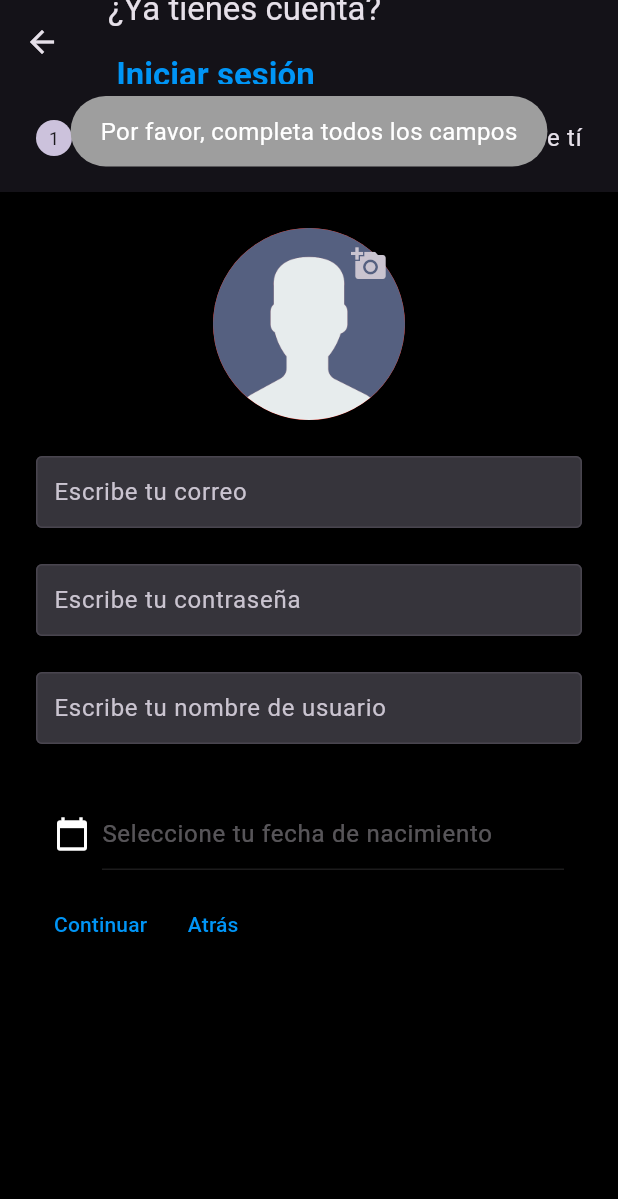
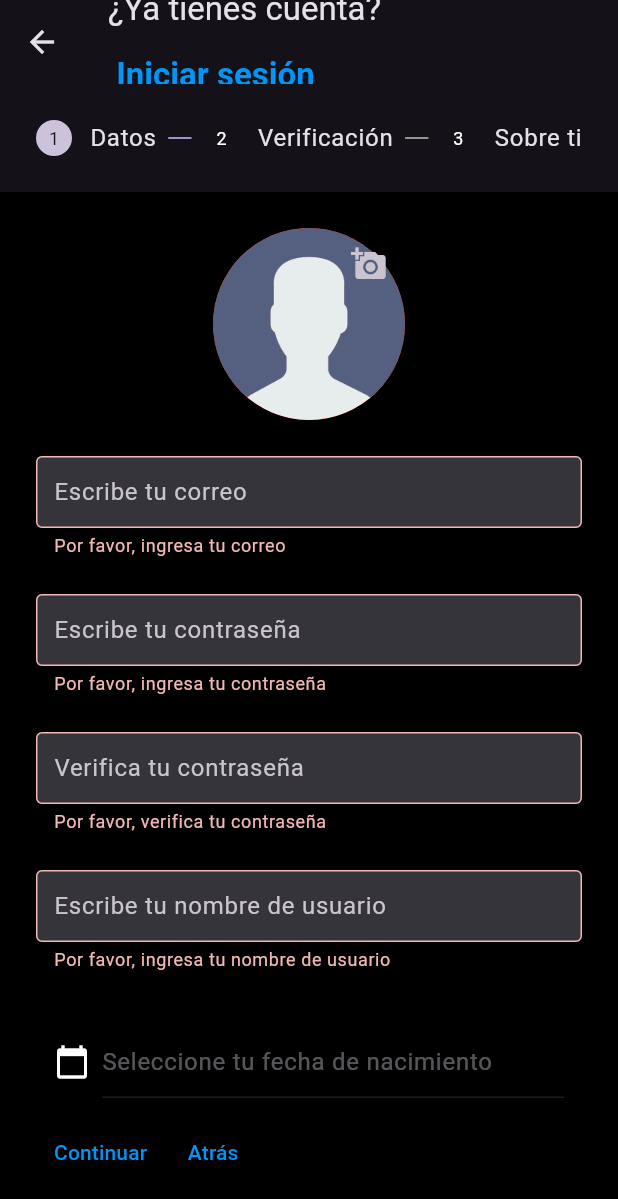
Before and after one commit to christianTDConsulting/frontend_firtmatch_flutter, a Flutter app: the RegisterScreen screen opened directly, after a tap on "Continuar", on a phone screen of 412 x 824 dp. Shown: the top 1199 px of the screen. Run offline on Flutter 3.47's test engine with Material 3 defaults, Android fonts, the phone set to English and light mode, and no system bars; our stand-ins replace flutter_rating_bar, fluttertoast, image_picker, jwt_decoder, like_button, shared_preferences; accounts and stored records are empty.

Commit message:
Progreso register

```diff
--- /dev/null
+++ b/lib/models/preferences.dart
@@ -0,0 +1,129 @@
+import 'package:flutter/material.dart';
+
+// Base class for preferences
+abstract class PreferenceOption<T> {
+  Widget buildWidget(
+      BuildContext context, T? currentValue, void Function(T?) onChanged);
+}
+
+// Specific class for checkbox behavior
+class CheckboxPreference extends PreferenceOption<bool> {
+  final String title;
+  final bool value;
+
+  CheckboxPreference({required this.title, this.value = false});
+
+  @override
+  Widget buildWidget(BuildContext context, bool? currentValue,
+      void Function(bool?) onChanged) {
+    return CheckboxListTile(
+      title: Text(title),
+      value:
+          currentValue ?? false, // asegurándose de que currentValue no sea nulo
+      onChanged: onChanged,
+    );
+  }
+}
+
+// Specific class for radio button behavior
+class RadioPreference<T> extends PreferenceOption<T> {
+  final String title;
+  final T value;
+
+  RadioPreference({required this.title, required this.value});
+
+  @override
+  Widget buildWidget(
+      BuildContext context, T? currentValue, void Function(T?) onChanged) {
+    return RadioListTile<T>(
+      title: Text(title),
+      value: value,
+      groupValue: currentValue,
+      onChanged: onChanged,
+    );
+  }
+}
+
+//CLASE USANDO CHECK BOX
+class PreferencesCheckboxesWidget extends StatefulWidget {
+  final List<CheckboxPreference> options;
+
+  PreferencesCheckboxesWidget({Key? key, required this.options})
+      : super(key: key);
+
+  @override
+  _PreferencesCheckboxesWidgetState createState() =>
+      _PreferencesCheckboxesWidgetState();
+}
+
+class _PreferencesCheckboxesWidgetState
+    extends State<PreferencesCheckboxesWidget> {
+  late Map<String, bool> _checkboxStates;
+
+  @override
+  void initState() {
+    super.initState();
+    _checkboxStates = Map.fromIterable(widget.options,
+        key: (option) => option.title, value: (option) => option.value);
+  }
+
+  @override
+  Widget build(BuildContext context) {
+    return Column(
+      children: widget.options.map((option) {
+        return CheckboxListTile(
+          title: Text(option.title),
+          value: _checkboxStates[option.title],
+          onChanged: (bool? newValue) {
+            setState(() {
+              _checkboxStates[option.title] = newValue!;
+            });
+          },
+        );
+      }).toList(),
+    );
+  }
+}
+
+//CLASE USANDO RADIO BUTTONS
+class PreferencesRadioButtonsWidget<T> extends StatefulWidget {
+  final List<RadioPreference<T>> options;
+  final T initialValue;
+
+  PreferencesRadioButtonsWidget(
+      {Key? key, required this.options, required this.initialValue})
+      : super(key: key);
+
+  @override
+  _PreferencesRadioButtonsWidgetState<T> createState() =>
+      _PreferencesRadioButtonsWidgetState<T>();
+}
+
+class _PreferencesRadioButtonsWidgetState<T>
+    extends State<PreferencesRadioButtonsWidget<T>> {
+  late T _currentValue;
+
+  @override
+  void initState() {
+    super.initState();
+    _currentValue = widget.initialValue;
+  }
+
+  @override
+  Widget build(BuildContext context) {
+    return Column(
+      children: widget.options.map((option) {
+        return RadioListTile<T>(
+          title: Text(option.title),
+          value: option.value,
+          groupValue: _currentValue,
+          onChanged: (T? newValue) {
+            setState(() {
+              _currentValue = newValue!;
+            });
+          },
+        );
+      }).toList(),
+    );
+  }
+}
--- a/lib/screens/shared/register_screen.dart
+++ b/lib/screens/shared/register_screen.dart
@@ -1,14 +1,15 @@
 import 'dart:typed_data';
 
-import 'package:fit_match/widget/custom_button.dart';
+import 'package:fit_match/models/preferences.dart';
 import 'package:flutter/material.dart';
-import 'package:email_auth/email_auth.dart';
+
 import 'package:flutter/services.dart';
 import 'package:image_picker/image_picker.dart';
 import 'package:fit_match/utils/colors.dart';
-import 'package:fit_match/utils/dimensions.dart';
+
 import 'package:fit_match/utils/utils.dart';
 import 'package:fit_match/widget/date_picker.dart';
+import 'package:fit_match/widget/preferences_section.dart';
 import 'package:fit_match/widget/text_field_input.dart';
 import 'package:fit_match/screens/shared/login_screen.dart';
 
@@ -20,14 +21,13 @@ class RegisterScreen extends StatefulWidget {
 }
 
 class _RegisterScreenState extends State<RegisterScreen> {
+  final _formKey = GlobalKey<FormState>();
   final _emailController = TextEditingController();
   final _pswController = TextEditingController();
+  final _verifyPswController = TextEditingController();
   final _usernameController = TextEditingController();
   final _dobController = TextEditingController();
   final _otpController = TextEditingController();
-
-  final _emailAuth = EmailAuth(sessionName: "Fit-Match");
-  final _formKey = GlobalKey<FormState>();
 
   bool _isLoading = false;
   Uint8List? _image;
@@ -37,22 +37,22 @@ class _RegisterScreenState extends State<RegisterScreen> {
   void dispose() {
     _emailController.dispose();
     _pswController.dispose();
+    _verifyPswController.dispose();
     _usernameController.dispose();
     _dobController.dispose();
     _otpController.dispose();
+
     super.dispose();
   }
 
-  Future<void> _sendOTP() async {
-    bool result = await _emailAuth.sendOtp(
-        recipientMail: _emailController.text, otpLength: 4);
-    print(result ? "OTP sent successfully" : "Failed to send OTP");
+  Future<bool> _sendOTP() async {
+    return true; //se envia el OTP no esta implementado
   }
 
   Future<void> _verifyOTP() async {
     setState(() => _isLoading = true);
-    bool result = await _emailAuth.validateOtp(
-        recipientMail: _emailController.text, userOtp: _otpController.text);
+    bool result =
+        true; //se obtiene si la verificación es exitosa, no esta implementada
     if (result) {
       // Si la verificación es exitosa, avanza al siguiente paso
       if (_currentStep < 2) {
@@ -60,10 +60,10 @@ class _RegisterScreenState extends State<RegisterScreen> {
           _currentStep += 1;
         });
       }
-    } else {
+    } /*else {
       // Mostrar mensaje de error si la verificación falla
       showToast(context, 'Verificación OTP fallida');
-    }
+    }*/
     setState(() => _isLoading = false);
   }
 
@@ -76,9 +76,13 @@ class _RegisterScreenState extends State<RegisterScreen> {
   }
 
   Future<void> _selectImage() async {
-    Uint8List? im = await pickImage(ImageSource.gallery);
-    if (im != null) {
-      setState(() => _image = im);
+    final ImagePicker _picker = ImagePicker();
+    final XFile? image = await _picker.pickImage(source: ImageSource.gallery);
+    if (image != null) {
+      Uint8List im = await image.readAsBytes();
+      setState(() {
+        _image = im;
+      });
     }
   }
 
@@ -93,45 +97,46 @@ class _RegisterScreenState extends State<RegisterScreen> {
         return false;
       },
       child: Scaffold(
+        resizeToAvoidBottomInset: true,
         appBar: AppBar(title: _buildLoginOption(context)),
         body: SafeArea(
           child: Theme(
             data: Theme.of(context).copyWith(
               primaryColor: blueColor, // Definir el color del Stepper
             ),
+            child: Form(
+              key: _formKey,
               child: Stepper(
                 type: StepperType.horizontal,
                 currentStep: _currentStep,
                 onStepContinue: () async {
                   if (_currentStep == 0) {
-                  // Lógica para el primer paso: verificar campos y enviar OTP
-                  if (_emailController.text.isNotEmpty &&
-                      _pswController.text.isNotEmpty &&
-                      _usernameController.text.isNotEmpty &&
-                      _dobController.text.isNotEmpty) {
+                    if (_formKey.currentState!.validate()) {
                       await _sendOTP();
-                    setState(() {
-                      _currentStep += 1;
-                    });
-                  } else {
-                    showToast(context, 'Por favor, completa todos los campos');
+                      setState(() => _currentStep += 1);
                     }
                   } else if (_currentStep < 2) {
-                  // Avanzar al siguiente paso
-                  setState(() {
-                    _currentStep += 1;
-                  });
+                    if (_otpController.text.length == 4) {
+                      _verifyOTP();
+                    } else {
+                      showToast(
+                          context, 'Por favor, introduce un código OTP válido');
+                    }
                   }
                 },
                 onStepCancel: _currentStep > 0
                     ? () => setState(() => _currentStep -= 1)
                     : null,
-              controlsBuilder: (BuildContext context, ControlsDetails details) {
+                controlsBuilder:
+                    (BuildContext context, ControlsDetails details) {
                   return Row(
                     children: <Widget>[
                       TextButton(
                         onPressed: details.onStepContinue,
-                      child: const Text('Continuar',
+                        child: _currentStep == 2
+                            ? const Text('Empezar en Fitmatch',
+                                style: TextStyle(color: blueColor))
+                            : const Text('Continuar',
                                 style: TextStyle(color: blueColor)),
                       ),
                       TextButton(
@@ -143,6 +148,7 @@ class _RegisterScreenState extends State<RegisterScreen> {
                   );
                 },
                 steps: _buildSteps(),
+              ),
             ),
           ),
         ),
@@ -165,7 +171,7 @@ class _RegisterScreenState extends State<RegisterScreen> {
         state: _currentStep > 1 ? StepState.complete : StepState.indexed,
       ),
       Step(
-        title: const Text('Sobre tí'),
+        title: const Text('Sobre ti'),
         content: _buildPreferencesStep(),
         isActive: _currentStep >= 2,
         state: _currentStep > 2 ? StepState.complete : StepState.indexed,
@@ -183,6 +189,8 @@ class _RegisterScreenState extends State<RegisterScreen> {
           const SizedBox(height: 24),
           _buildPasswordTextField(),
           const SizedBox(height: 24),
+          _buildVerifyPasswordTextField(),
+          const SizedBox(height: 24),
           _buildUsernameTextField(),
           const SizedBox(height: 24),
           DatepickerWidget(controller: _dobController),
@@ -192,48 +200,64 @@ class _RegisterScreenState extends State<RegisterScreen> {
   }
 
   Widget _buildVerificationStep() {
-    return Column(
+    return SingleChildScrollView(
+      child: Column(
         children: [
           Padding(
             padding: const EdgeInsets.symmetric(vertical: 8.0),
             child: TextField(
               controller: _otpController,
               keyboardType: TextInputType.number,
-            decoration: InputDecoration(
+              decoration: const InputDecoration(
                 hintText: 'Introduce el código OTP',
                 border: OutlineInputBorder(),
               ),
-            maxLength: 4, // Limita la longitud a 4
+              maxLength: 4,
               inputFormatters: [
-              FilteringTextInputFormatter.digitsOnly, // Acepta solo dígitos
+                FilteringTextInputFormatter.digitsOnly,
               ],
             ),
           ),
-        CustomButton(
-          onTap: () {
-            if (_otpController.text.length == 4) {
-              _verifyOTP();
-            } else {
-              showToast(context, 'Por favor, introduce un código OTP válido');
-            }
-          },
-          text: 'Verificar OTP',
+        ],
       ),
-      ],
     );
   }
 
   Widget _buildPreferencesStep() {
-    // Aquí puedes colocar el widget para las preferencias del usuario
-    return const Text('Pantalla de Preferencias');
+    return SingleChildScrollView(
+      child: Column(
+        children: [
+          const Text(
+            'Háblanos un poco sobre ti. Esta información será útil para recomendarte a los mejores entrenadores!',
+            textAlign: TextAlign.center,
+            style: TextStyle(
+              color: primaryColor,
+              fontSize: 16.0,
+            ),
+          ),
+          SectionContainer(
+            title: 'Objetivos',
+            child: PreferencesCheckboxesWidget(
+              options: objetivosOptions,
+            ),
+          ),
+          SectionContainer(
+            title: 'Experiencia',
+            child: PreferencesRadioButtonsWidget<String>(
+              options: experienciaOptions,
+              initialValue: 'Principiante',
+            ),
+          ),
+          SectionContainer(
+            title: 'Intereses',
+            child: PreferencesCheckboxesWidget(
+              options: objetivosOptions,
+            ),
+          ),
+        ],
+      ),
+    );
   }
-
-  /* EdgeInsets _getHorizontalPadding(BuildContext context) =>
-      MediaQuery.of(context).size.width > webScreenSize
-          ? EdgeInsets.symmetric(
-              horizontal: MediaQuery.of(context).size.width / 3)
-          : const EdgeInsets.symmetric(horizontal: 32);
-*/
 
   Widget _buildTitle() => const Text(
         'Bienvenido a Fit-Match',
@@ -288,6 +312,21 @@ class _RegisterScreenState extends State<RegisterScreen> {
             ? 'Por favor, ingresa tu contraseña'
             : null,
       );
+  Widget _buildVerifyPasswordTextField() => TextFieldInput(
+        textEditingController: _verifyPswController,
+        hintText: 'Verifica tu contraseña',
+        textInputType: TextInputType.text,
+        isPsw: true,
+        validator: (value) {
+          if (value == null || value.isEmpty) {
+            return 'Por favor, verifica tu contraseña';
+          }
+          if (value != _pswController.text) {
+            return 'Las contraseñas no coinciden';
+          }
+          return null;
+        },
+      );
 
   Widget _buildUsernameTextField() => TextFieldInput(
         textEditingController: _usernameController,
--- a/lib/utils/utils.dart
+++ b/lib/utils/utils.dart
@@ -1,3 +1,4 @@
+import 'package:fit_match/models/preferences.dart';
 import 'package:fit_match/models/review.dart';
 import 'package:fit_match/screens/client/view_trainers_screen.dart';
 import 'package:fluttertoast/fluttertoast.dart';
@@ -72,6 +73,40 @@ EdgeInsets getHorizontalPadding(BuildContext context) {
       : const EdgeInsets.symmetric(horizontal: 32);
 }
 
+//for getting preferences
+List<CheckboxPreference> objetivosOptions = [
+  CheckboxPreference(title: 'Pérdida de peso'),
+  CheckboxPreference(title: 'Ganancia muscular'),
+  CheckboxPreference(title: 'Resistencia cardiovascular'),
+  CheckboxPreference(title: 'Flexibilidad y movilidad'),
+  CheckboxPreference(title: 'Salud'),
+  CheckboxPreference(title: 'Rehabilitacion'),
+  CheckboxPreference(title: 'Otros'),
+];
+List<CheckboxPreference> interesesOptions = [
+  CheckboxPreference(title: 'Culturismo'),
+  CheckboxPreference(title: 'Artes marciales'),
+  CheckboxPreference(title: 'Boxeo'),
+  CheckboxPreference(title: 'Ciclismo'),
+  CheckboxPreference(title: 'Gimnasia'),
+  CheckboxPreference(title: 'Natación'),
+  CheckboxPreference(title: 'Halterofilia'),
+  CheckboxPreference(title: 'Pilates'),
+  CheckboxPreference(title: 'Strongman'),
+  CheckboxPreference(title: 'Yoga'),
+  CheckboxPreference(title: 'Zumba'),
+  CheckboxPreference(title: 'Crossfit'),
+  CheckboxPreference(title: 'Calistenia'),
+  CheckboxPreference(title: 'Otros'),
+];
+
+List<RadioPreference<String>> experienciaOptions = [
+  RadioPreference(title: 'Principiante', value: 'Principiante'),
+  RadioPreference(title: 'Intermedio', value: 'Intermedio'),
+  RadioPreference(title: 'Avanzado', value: 'Avanzado'),
+  // Add more options as needed
+];
+
 // for displaying screens
 List<Widget> homeScreenItems = [
   const ViewTrainersScreen(),
--- /dev/null
+++ b/lib/widget/preferences_section.dart
@@ -0,0 +1,40 @@
+import 'package:flutter/material.dart';
+
+class SectionContainer extends StatelessWidget {
+  final String title;
+  final Widget child;
+
+  const SectionContainer({
+    Key? key,
+    required this.title,
+    required this.child,
+  }) : super(key: key);
+
+  @override
+  Widget build(BuildContext context) {
+    return Container(
+      margin: const EdgeInsets.only(top: 16.0, bottom: 16.0),
+      padding: const EdgeInsets.all(8.0),
+      decoration: BoxDecoration(
+        border: Border.all(color: Colors.grey.shade300),
+        borderRadius: BorderRadius.circular(5.0),
+      ),
+      child: Column(
+        crossAxisAlignment: CrossAxisAlignment.start,
+        children: [
+          Padding(
+            padding: const EdgeInsets.only(bottom: 8.0),
+            child: Text(
+              title,
+              style: const TextStyle(
+                fontWeight: FontWeight.bold,
+                fontSize: 18.0,
+              ),
+            ),
+          ),
+          child,
+        ],
+      ),
+    );
+  }
+}
--- a/pubspec.yaml
+++ b/pubspec.yaml
@@ -29,7 +29,6 @@ environment:
 # versions available, run `flutter pub outdated`.
 dependencies:
   cupertino_icons: ^1.0.6
-  email_auth: ^1.1.1
   emoji_picker_flutter: ^1.6.3
   flutter:
     sdk: flutter
```
Also changed, not shown: pubspec.lock. Lines whose indentation alone changed are shown as unchanged.
